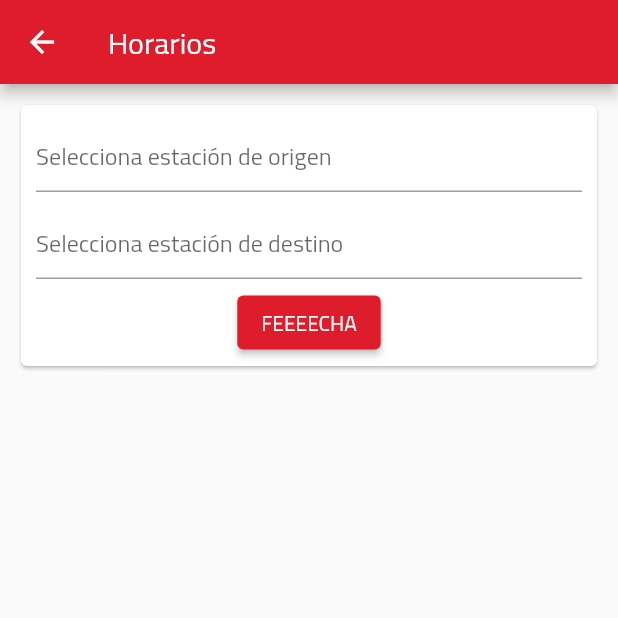
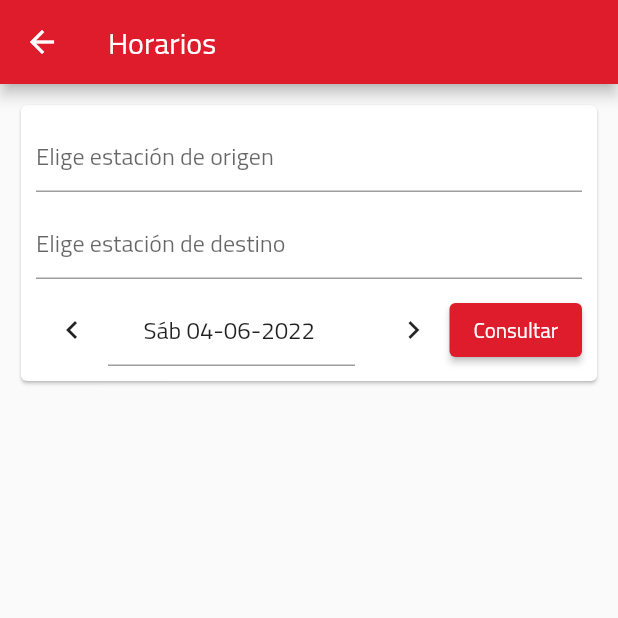
Before and after one commit to albertodiazsaez/fgv-reloaded, a Flutter app: the screen it shows after launch, after a tap on "Horarios", on a phone screen of 412 x 824 dp, the top half of it. Run offline on Flutter 3.47's test engine with Material 2 defaults, Android fonts, the phone set to English and light mode, and no system bars; our stand-ins replace diacritic, easy_localization, flutter_easyloading, flutter_spinkit, get_it, percent_indicator; missing offline and left inert: easy_mask; network calls fail.

Commit message:
Added functionality to Date picker field, plus minus day.

```diff
--- a/i18n/es.json
+++ b/i18n/es.json
@@ -37,12 +37,14 @@
         "departure": "Sale en",
         "occupancy": "Ocupación",
         "departuresSubtitle": "Próximas Salidas",
-        "noDeparturesAvaiable": "No hay salidas disponibles"
+        "noDeparturesAvaiable": "No hay salidas disponibles",
+        "lookUp": "Consultar"
     },
     "timetable": {
         "title": "Horarios",
-        "selectOriginStation": "Selecciona estación de origen",
-        "selectDestinationStation": "Selecciona estación de destino"
+        "selectOriginStation": "Elige estación de origen",
+        "selectDestinationStation": "Elige estación de destino",
+        "selectDate": "Elige la fecha"
     },
     "symbols": {
         "colon": ":"
--- a/lib/screens/timetable/timetable_screen.dart
+++ b/lib/screens/timetable/timetable_screen.dart
@@ -13,8 +13,16 @@ class TimetableScreen extends StatefulWidget {
 class _TimetableScreenState extends State<TimetableScreen> {
   final _timetableForm = GlobalKey<FormState>();
 
+  var dateController = TextEditingController();
+  var originStationController = TextEditingController();
+  var destinationStationController = TextEditingController();
+
+  DateTime currentDate = DateTime.now();
+
   @override
   Widget build(BuildContext context) {
+    this.dateController.text = _parseDate(currentDate);
+
     return Column(
       children: [
         Container(
@@ -29,6 +37,7 @@ class _TimetableScreenState extends State<TimetableScreen> {
                     Container(
                       margin: EdgeInsets.all(5),
                       child: TextFormField(
+                        controller: originStationController,
                         showCursor: false,
                         readOnly: true,
                         decoration: InputDecoration(
@@ -39,6 +48,7 @@ class _TimetableScreenState extends State<TimetableScreen> {
                     Container(
                       margin: EdgeInsets.all(5),
                       child: TextFormField(
+                        controller: destinationStationController,
                         showCursor: false,
                         readOnly: true,
                         decoration: InputDecoration(
@@ -47,15 +57,60 @@ class _TimetableScreenState extends State<TimetableScreen> {
                       ),
                     ),
                     Container(
-                      child: ElevatedButton(
-                        onPressed: () {
-                          showDatePicker(
-                              context: context,
-                              initialDate: DateTime.now(),
-                              firstDate: DateTime(0000),
-                              lastDate: DateTime(9999));
-                        },
-                        child: Text('FEEEECHA'),
+                      margin: EdgeInsets.all(5),
+                      child: Row(
+                        children: [
+                          IconButton(
+                            onPressed: () => {
+                              currentDate = currentDate.subtract(
+                                Duration(days: 1),
+                              ),
+                              dateController.text = _parseDate(currentDate)
+                            },
+                            icon: Icon(Icons.chevron_left),
+                          ),
+                          Expanded(
+                            child: Container(
+                              margin: EdgeInsets.only(right: 15),
+                              child: TextFormField(
+                                textAlign: TextAlign.center,
+                                controller: dateController,
+                                onTap: () => {
+                                  showDatePicker(
+                                    context: context,
+                                    initialDate: currentDate,
+                                    firstDate: DateTime(0000),
+                                    lastDate: DateTime(9999),
+                                  ).then(
+                                    (value) => {
+                                      currentDate = value!,
+                                      dateController.text =
+                                          _parseDate(currentDate),
+                                    },
+                                  ),
+                                },
+                                showCursor: false,
+                                readOnly: true,
+                                decoration: InputDecoration(
+                                  hintText: tr('timetable.selectDate'),
+                                ),
+                              ),
+                            ),
+                          ),
+                          IconButton(
+                            onPressed: () => {
+                              currentDate = currentDate.add(
+                                Duration(days: 1),
+                              ),
+                              dateController.text = _parseDate(currentDate)
+                            },
+                            icon: Icon(Icons.chevron_right),
+                          ),
+                          ElevatedButton(
+                            onPressed: () {},
+                            child: Text(tr('station.lookUp')),
+                          )
+                        ],
                       ),
                     )
                   ],
@@ -67,4 +122,10 @@ class _TimetableScreenState extends State<TimetableScreen> {
       ],
     );
   }
+
+  String _parseDate(DateTime? value) {
+    String dateParsed =
+        DateFormat('E dd-MM-yyyy', context.locale.toString()).format(value!);
+    return dateParsed[0].toUpperCase() + dateParsed.substring(1);
+  }
 }
```
